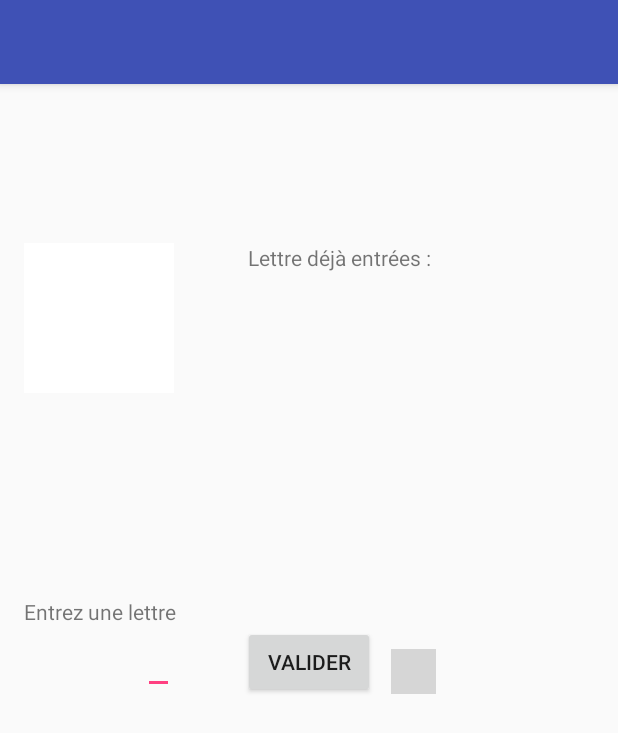
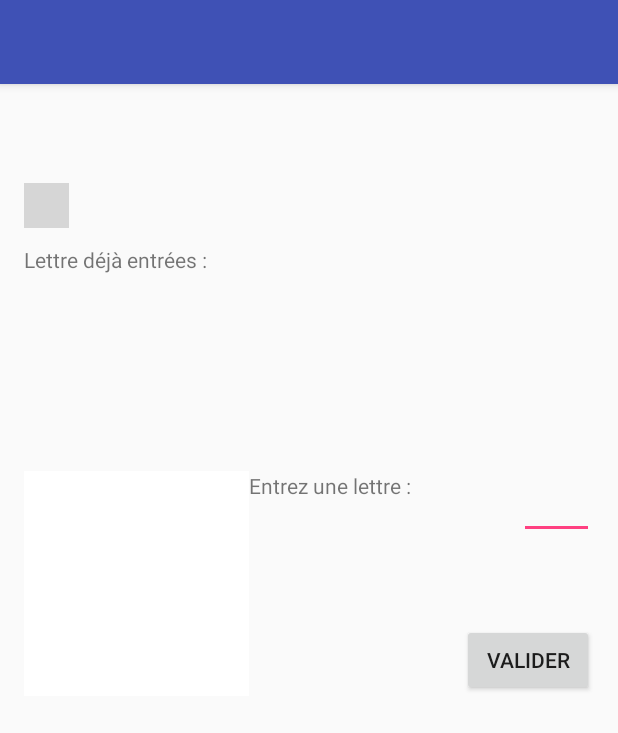
Before and after one commit to PixCyan/sudokuPendu, an Android app: the PenduActivity screen opened directly, with no data from a screen before it, on a phone screen of 412 x 824 dp. Shown: the top 733 px of the screen. Run offline under Robolectric (Android 15) with nearby library versions, the phone set to English and light mode, and no system bars; 1 statement that could not run was skipped; grey boxes are pictures that could not be loaded.

Commit message:
Change Pendu

```diff
--- a/app/src/main/AndroidManifest.xml
+++ b/app/src/main/AndroidManifest.xml
@@ -19,17 +19,17 @@
             </intent-filter>
         </activity>
         <activity
-            android:name=".Pendu_Activity"
+            android:name=".PenduActivity"
             android:label="@string/title_activity_pendu"
             android:theme="@style/AppTheme.NoActionBar" >
         </activity>
         <activity
-            android:name=".Gagne_Pendu_Activity"
+            android:name=".GagnePenduActivity"
             android:label="@string/title_activity_gagne__pendu_"
             android:theme="@style/AppTheme.NoActionBar" >
         </activity>
         <activity
-            android:name=".Perdu_Pendu_Activity"
+            android:name=".PerduPenduActivity"
             android:label="@string/title_activity_perdu__pendu_"
             android:theme="@style/AppTheme.NoActionBar" >
         </activity>
--- a/app/src/main/java/com/raffennn/sudoku/Gagne_Pendu_Activity.java
+++ b/app/src/main/java/com/raffennn/sudoku/GagnePenduActivity.java
@@ -7,7 +7,7 @@ import android.support.v7.app.AppCompatActivity;
 import android.support.v7.widget.Toolbar;
 import android.view.View;
 
-public class Gagne_Pendu_Activity extends AppCompatActivity {
+public class GagnePenduActivity extends AppCompatActivity {
 
     @Override
     protected void onCreate(Bundle savedInstanceState) {
--- a/app/src/main/java/com/raffennn/sudoku/MainActivity.java
+++ b/app/src/main/java/com/raffennn/sudoku/MainActivity.java
@@ -72,7 +72,8 @@ public class MainActivity extends AppCompatActivity {
     }
 
     private void choixLvlSudoku(String valeur) {
-        Intent intent = new Intent(this, Sudoku.class);
+        Toast.makeText(this, valeur, Toast.LENGTH_LONG).show();
+        Intent intent = new Intent(this, SudokuActivity.class);
         startActivityForResult(intent, SUDOKU_REQUEST);
         int choix = Integer.parseInt(valeur)+1;
         intent.putExtra(LVL, Integer.toString(choix));
@@ -95,7 +96,7 @@ public class MainActivity extends AppCompatActivity {
     }
 
     private void choixLvlPendu(String valeur) {
-        Intent intent = new Intent(this, Pendu_Activity.class);
+        Intent intent = new Intent(this, PenduActivity.class);
         int choix = Integer.parseInt(valeur)+1;
         intent.putExtra(LVL, Integer.toString(choix));
         //intent.putExtra(COMPTE, login);
--- a/app/src/main/java/com/raffennn/sudoku/Pendu_Activity.java
+++ b/app/src/main/java/com/raffennn/sudoku/PenduActivity.java
@@ -1,8 +1,5 @@
 package com.raffennn.sudoku;
 
-import android.app.AlertDialog;
-import android.app.Dialog;
-import android.content.DialogInterface;
 import android.content.Intent;
 import android.os.Bundle;
 import android.support.v7.app.AppCompatActivity;
@@ -12,7 +9,6 @@ import android.view.View;
 import android.widget.EditText;
 import android.widget.ImageView;
 import android.widget.LinearLayout;
-import android.widget.ListView;
 import android.widget.TextView;
 import android.widget.Toast;
 import com.raffennn.sudoku.data.DAOMot;
@@ -20,7 +16,7 @@ import com.raffennn.sudoku.data.Mot;
 
 import java.util.HashSet;
 
-public class Pendu_Activity extends AppCompatActivity {
+public class PenduActivity extends AppCompatActivity {
     public final static int PERDU_REQUEST = 0;
     public final static int GAGNE_REQUEST = 1;
     public static final String LVL = "niveau";
@@ -80,11 +76,11 @@ public class Pendu_Activity extends AppCompatActivity {
         imgPendu.setBackgroundResource(id[this.pointPerdu]);
         if(this.perduPendu()) {
             Toast.makeText(this, "PERDU ! Le mot était : "+ this.motAtrouver.getLibelle(), Toast.LENGTH_LONG).show();
-            Intent intent = new Intent(this, Perdu_Pendu_Activity.class);
+            Intent intent = new Intent(this, PerduPenduActivity.class);
             startActivityForResult(intent, PERDU_REQUEST);
 
         } else if(this.gagnerPendu()) {
-            Intent intent = new Intent(this, Gagne_Pendu_Activity.class);
+            Intent intent = new Intent(this, GagnePenduActivity.class);
             startActivityForResult(intent, GAGNE_REQUEST);
             Toast.makeText(this, "GAGNE : "+ this.motAtrouver.getLibelle(), Toast.LENGTH_LONG).show();
         }
--- a/app/src/main/java/com/raffennn/sudoku/Perdu_Pendu_Activity.java
+++ b/app/src/main/java/com/raffennn/sudoku/PerduPenduActivity.java
@@ -7,7 +7,7 @@ import android.support.v7.app.AppCompatActivity;
 import android.support.v7.widget.Toolbar;
 import android.view.View;
 
-public class Perdu_Pendu_Activity extends AppCompatActivity {
+public class PerduPenduActivity extends AppCompatActivity {
 
     @Override
     protected void onCreate(Bundle savedInstanceState) {
--- a/app/src/main/java/com/raffennn/sudoku/SudokuGrid9x9.java
+++ b/app/src/main/java/com/raffennn/sudoku/SudokuGrid9x9.java
@@ -17,9 +17,7 @@ import java.util.Random;
  */
 public class SudokuGrid9x9 implements ISudokuGrid {
 
-
     protected static final int MAX_PERMUTATION = 10;
-
     protected static final int [][] BASE_GRID = {
             // A B C D E F G H I
             {3,2,9,6,5,7,8,4,1}, // A
@@ -33,9 +31,7 @@ public class SudokuGrid9x9 implements ISudokuGrid {
             {9,6,1,5,8,4,7,3,2}};// I
 
     protected ISudokuCell [][] grid;
-
     protected ISudokuCell [][] solution;
-
     protected static Random r = new Random(System.currentTimeMillis());
 
     /**
--- a/app/src/main/res/layout/activity_gagne__pendu_.xml
+++ b/app/src/main/res/layout/activity_gagne__pendu_.xml
@@ -4,7 +4,7 @@
     xmlns:app="http://schemas.android.com/apk/res-auto"
     xmlns:tools="http://schemas.android.com/tools" android:layout_width="match_parent"
     android:layout_height="match_parent" android:fitsSystemWindows="true"
-    tools:context="com.raffennn.sudoku.Gagne_Pendu_Activity">
+    tools:context="com.raffennn.sudoku.GagnePenduActivity">
 
     <android.support.design.widget.AppBarLayout android:layout_height="wrap_content"
         android:layout_width="match_parent" android:theme="@style/AppTheme.AppBarOverlay">
--- a/app/src/main/res/layout/activity_pendu.xml
+++ b/app/src/main/res/layout/activity_pendu.xml
@@ -4,7 +4,7 @@
     xmlns:app="http://schemas.android.com/apk/res-auto"
     xmlns:tools="http://schemas.android.com/tools" android:layout_width="match_parent"
     android:layout_height="match_parent" android:fitsSystemWindows="true"
-    tools:context="com.raffennn.sudoku.Pendu_Activity">
+    tools:context="com.raffennn.sudoku.PenduActivity">
 
     <android.support.design.widget.AppBarLayout android:layout_height="wrap_content"
         android:layout_width="match_parent" android:theme="@style/AppTheme.AppBarOverlay">
--- a/app/src/main/res/layout/activity_perdu__pendu_.xml
+++ b/app/src/main/res/layout/activity_perdu__pendu_.xml
@@ -4,7 +4,7 @@
     xmlns:app="http://schemas.android.com/apk/res-auto"
     xmlns:tools="http://schemas.android.com/tools" android:layout_width="match_parent"
     android:layout_height="match_parent" android:fitsSystemWindows="true"
-    tools:context="com.raffennn.sudoku.Perdu_Pendu_Activity">
+    tools:context="com.raffennn.sudoku.PerduPenduActivity">
 
     <android.support.design.widget.AppBarLayout android:layout_height="wrap_content"
         android:layout_width="match_parent" android:theme="@style/AppTheme.AppBarOverlay">
--- a/app/src/main/res/layout/content_gagne__pendu_.xml
+++ b/app/src/main/res/layout/content_gagne__pendu_.xml
@@ -8,7 +8,7 @@
     android:paddingBottom="@dimen/activity_vertical_margin"
     app:layout_behavior="@string/appbar_scrolling_view_behavior"
     tools:showIn="@layout/activity_gagne__pendu_"
-    tools:context="com.raffennn.sudoku.Gagne_Pendu_Activity">
+    tools:context="com.raffennn.sudoku.GagnePenduActivity">
 
     <TextView
         android:layout_width="match_parent"
--- a/app/src/main/res/layout/content_pendu.xml
+++ b/app/src/main/res/layout/content_pendu.xml
@@ -8,43 +8,43 @@
     android:paddingBottom="@dimen/activity_vertical_margin"
     app:layout_behavior="@string/appbar_scrolling_view_behavior"
 
-    tools:showIn="@layout/activity_pendu" tools:context="com.raffennn.sudoku.Pendu_Activity">
+    tools:showIn="@layout/activity_pendu" tools:context="com.raffennn.sudoku.PenduActivity">
 
     <LinearLayout
         android:orientation="horizontal"
         android:layout_width="match_parent"
         android:layout_height="50dp"
-        android:id="@+id/layout">
+        android:id="@+id/layout"
+        android:paddingTop="10dp">
 
     </LinearLayout>
 
     <TextView
-        android:layout_width="match_parent"
+        android:layout_width="wrap_content"
         android:layout_height="wrap_content"
-        android:text="Entrez une lettre"
+        android:text="Entrez une lettre : "
         android:id="@+id/textView"
-        android:layout_above="@+id/editText"
-        android:layout_alignParentLeft="true"
-        android:layout_alignParentStart="true" />
+        android:layout_alignTop="@+id/imgPendu"
+        android:layout_toRightOf="@+id/imgPendu"
+        android:layout_toEndOf="@+id/imgPendu" />
 
     <EditText
-        android:layout_width="wrap_content"
+        android:layout_width="50dp"
         android:layout_height="wrap_content"
         android:id="@+id/editText"
-        android:layout_centerVertical="true"
-        android:layout_alignRight="@+id/imgPendu"
-        android:layout_alignEnd="@+id/imgPendu" />
+        android:layout_alignTop="@+id/textView"
+        android:layout_alignRight="@+id/lEntrees"
+        android:layout_alignEnd="@+id/lEntrees" />
 
     <TextView
-        android:layout_width="wrap_content"
+        android:layout_width="match_parent"
         android:layout_height="wrap_content"
         android:text="Lettre déjà entrées : "
         android:id="@+id/lEntrees"
-        android:layout_marginLeft="49dp"
-        android:layout_marginStart="49dp"
-        android:layout_alignTop="@+id/imgPendu"
-        android:layout_toRightOf="@+id/imgPendu"
-        android:layout_toEndOf="@+id/imgPendu" />
+        android:layout_below="@+id/layout"
+        android:layout_alignParentRight="true"
+        android:layout_alignParentEnd="true"
+        android:layout_marginTop="41dp" />
 
     <Button
         android:layout_width="wrap_content"
@@ -52,28 +52,28 @@
         android:text="Valider"
         android:id="@+id/valider"
         android:onClick="valider"
-        android:layout_below="@+id/textView"
-        android:layout_centerHorizontal="true" />
+        android:layout_centerVertical="true"
+        android:layout_alignParentRight="true"
+        android:layout_alignParentEnd="true" />
 
     <ImageView
         android:id="@+id/imgPendu"
         android:background="@drawable/pendu1"
-        android:layout_width="100dp"
-        android:layout_height="100dp"
-        android:layout_below="@+id/layout"
+        android:layout_width="150dp"
+        android:layout_height="150dp"
+        android:layout_alignBottom="@+id/valider"
         android:layout_alignParentLeft="true"
-        android:layout_alignParentStart="true"
-        android:layout_marginTop="40dp" />
+        android:layout_alignParentStart="true" />
 
     <ImageView
         android:layout_width="30dp"
         android:layout_height="30dp"
         android:id="@+id/indice"
         android:background="@drawable/icone_ampoule"
-        android:layout_alignBottom="@+id/editText"
-        android:layout_alignRight="@+id/lEntrees"
-        android:layout_alignEnd="@+id/lEntrees"
         android:clickable="true"
-        android:onClick="afficherIndice"/>
+        android:onClick="afficherIndice"
+        android:layout_below="@+id/layout"
+        android:layout_alignParentLeft="true"
+        android:layout_alignParentStart="true" />
 
 </RelativeLayout>
--- a/app/src/main/res/layout/content_perdu__pendu_.xml
+++ b/app/src/main/res/layout/content_perdu__pendu_.xml
@@ -8,7 +8,7 @@
     android:paddingBottom="@dimen/activity_vertical_margin"
     app:layout_behavior="@string/appbar_scrolling_view_behavior"
     tools:showIn="@layout/activity_perdu__pendu_"
-    tools:context="com.raffennn.sudoku.Perdu_Pendu_Activity">
+    tools:context="com.raffennn.sudoku.PerduPenduActivity">
 
     <TextView
         android:layout_width="match_parent"
```
Also changed, not shown: app/src/main/java/com/raffennn/sudoku/SudokuActivity.java (+24 -10 lines).
